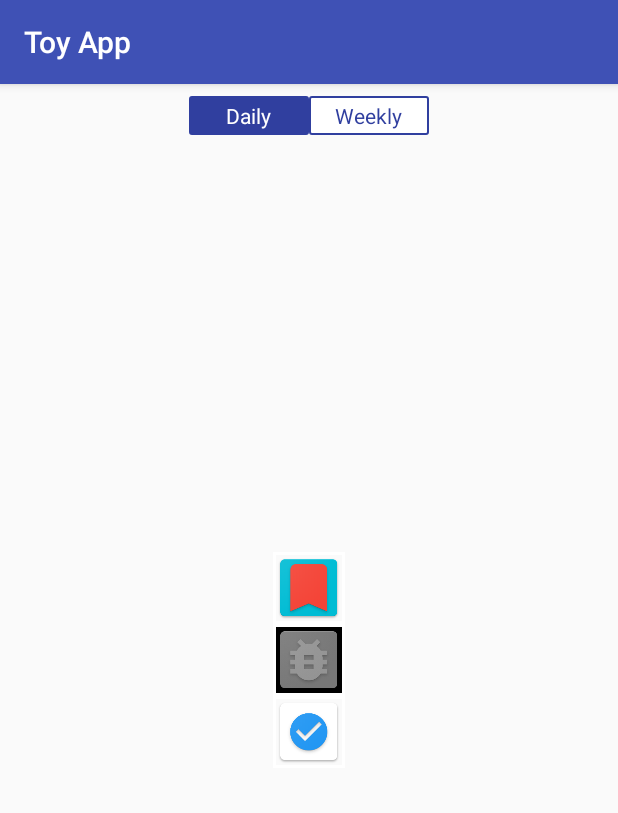
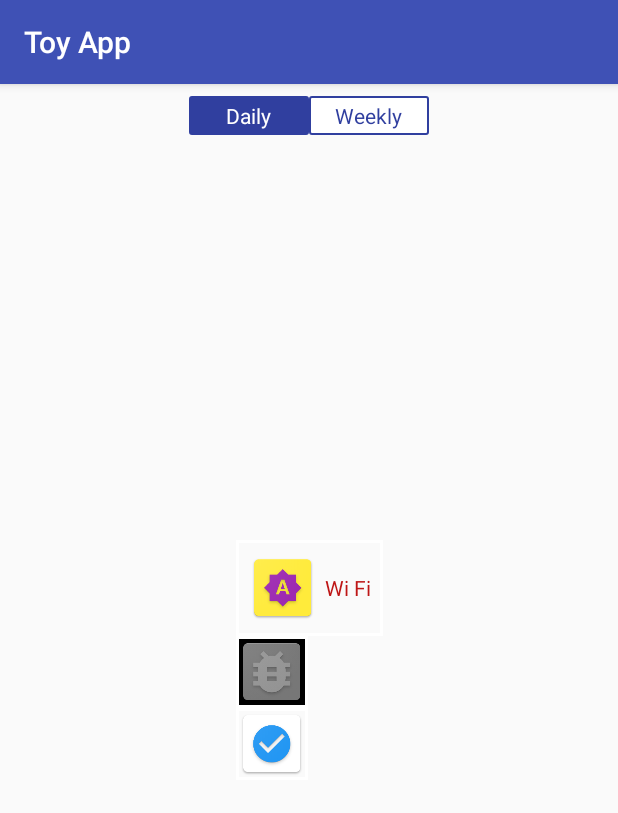
Before and after one commit to omega9999/ToyApp, an Android app: the CustomRadioButtonActivity screen opened directly, with no data from a screen before it, on a phone screen of 412 x 824 dp. Shown: the top 813 px of the screen. Run offline under Robolectric (Android 15) with nearby library versions, the light colour scheme and no system bars; our stand-ins replace sdp/ssp sizes.

Commit message:
add radio button with variable border, image and text color

```diff
--- a/app/src/main/java/com/example/android/toyapp/activity/CustomRadioButtonActivity.java
+++ b/app/src/main/java/com/example/android/toyapp/activity/CustomRadioButtonActivity.java
@@ -50,8 +50,8 @@ public class CustomRadioButtonActivity extends AppCompatActivity {
         radioButton.setClickable(true);
         radioButton.setFocusable(true);
         radioButton.getBackground().setColorFilter(cf);
-        radioButton.setOnClickListener(v -> Toast.makeText(CustomRadioButtonActivity.this, "Click on radio button disabled", Toast.LENGTH_SHORT).show());
-        radioButton.setOnTouchListener((v,t) -> {Toast.makeText(CustomRadioButtonActivity.this, "Click on radio button disabled", Toast.LENGTH_SHORT).show();return true;});
+        radioButton.setOnClickListener(v -> Toast.makeText(CustomRadioButtonActivity.this, "OnClickListener: Click on radio button disabled", Toast.LENGTH_SHORT).show());
+        radioButton.setOnTouchListener((v,t) -> {Toast.makeText(CustomRadioButtonActivity.this, "OnTouchListener: Click on radio button disabled", Toast.LENGTH_SHORT).show();radioButton.performClick();return true;});
     }
 
     private void hidden(@NonNull final RadioButton radioButton) {
--- /dev/null
+++ b/app/src/main/res/color/radio_flat_text_selector_1.xml
@@ -0,0 +1,5 @@
+<?xml version="1.0" encoding="utf-8"?>
+<selector xmlns:android="http://schemas.android.com/apk/res/android">
+    <item android:color="#BE1616" android:state_checked="false" />
+    <item android:color="#03520B" android:state_checked="true" />
+</selector>
--- a/app/src/main/res/drawable/radio_button_1.xml
+++ /dev/null
@@ -1,5 +0,0 @@
-<?xml version="1.0" encoding="utf-8"?>
-<selector xmlns:android="http://schemas.android.com/apk/res/android">
-    <item android:drawable="@drawable/radio_1_selected" android:state_checked="true" />
-    <item android:drawable="@drawable/radio_1_regular" />
-</selector>
--- /dev/null
+++ b/app/src/main/res/drawable/radio_button_1_background.xml
@@ -0,0 +1,21 @@
+<?xml version="1.0" encoding="utf-8"?>
+<selector xmlns:android="http://schemas.android.com/apk/res/android">
+    <item android:state_checked="true">
+        <layer-list>
+            <item>
+                <shape android:shape="rectangle">
+                    <stroke android:width="2dp" android:color="#ff0000" />
+                </shape>
+            </item>
+        </layer-list>
+    </item>
+    <item>
+        <layer-list>
+            <item>
+                <shape android:shape="rectangle">
+                    <stroke android:width="2dp" android:color="#ffffff" />
+                </shape>
+            </item>
+        </layer-list>
+    </item>
+</selector>
--- /dev/null
+++ b/app/src/main/res/drawable/radio_button_1_image.xml
@@ -0,0 +1,17 @@
+<?xml version="1.0" encoding="utf-8"?>
+<selector xmlns:android="http://schemas.android.com/apk/res/android">
+    <item android:state_checked="true">
+        <layer-list>
+            <item>
+                <bitmap android:gravity="center" android:src="@drawable/ic_radio_button_3" />
+            </item>
+        </layer-list>
+    </item>
+    <item>
+        <layer-list>
+            <item>
+                <bitmap android:gravity="center" android:src="@drawable/ic_radio_button_2" />
+            </item>
+        </layer-list>
+    </item>
+</selector>
--- a/app/src/main/res/layout/activity_custom_radio_button.xml
+++ b/app/src/main/res/layout/activity_custom_radio_button.xml
@@ -27,42 +27,50 @@
         <RadioButton
             android:id="@+id/radio1"
             android:layout_width="wrap_content"
+            android:layout_height="wrap_content"
+            android:background="@drawable/radio_button_1_background"
+            android:button="@android:color/transparent"
+            android:clickable="true"
+            android:focusable="true"
             android:gravity="center"
-            android:layout_height="wrap_content"
             android:padding="8dp"
-            android:background="@drawable/radio_button_1"
-            android:button="@android:color/transparent"
-             />
+            android:drawableStart="@drawable/radio_button_1_image"
+            android:drawablePadding="4dp"
+            android:textColor="@color/radio_flat_text_selector_1"
+            android:text="Wi Fi"/>
 
         <RadioButton
             android:id="@+id/radio2"
             android:layout_width="wrap_content"
-            android:gravity="center"
             android:layout_height="wrap_content"
-            android:padding="8dp"
             android:background="@drawable/radio_button_2"
             android:button="@android:color/transparent"
-            />
+            android:clickable="true"
+            android:focusable="true"
+            android:gravity="center"
+            android:padding="8dp" />
 
         <RadioButton
             android:id="@+id/radio3"
             android:layout_width="wrap_content"
-            android:gravity="center"
             android:layout_height="wrap_content"
-            android:padding="8dp"
             android:background="@drawable/radio_button_3"
             android:button="@android:color/transparent"
-            />
+            android:clickable="true"
+            android:focusable="true"
+            android:gravity="center"
+            android:padding="8dp" />
 
         <RadioButton
             android:id="@+id/radio4"
             android:layout_width="wrap_content"
-            android:gravity="center"
             android:layout_height="wrap_content"
-            android:padding="8dp"
             android:background="@drawable/radio_button_4"
             android:button="@android:color/transparent"
-            />
+            android:clickable="true"
+            android:focusable="true"
+            android:gravity="center"
+            android:padding="8dp" />
     </RadioGroup>
 
     <RadioGroup
@@ -84,11 +92,11 @@
         <RadioButton
             android:id="@+id/radio0bis"
             android:layout_width="@dimen/_80sdp"
-            android:gravity="center"
             android:layout_height="wrap_content"
             android:background="@drawable/radio_flat_selector"
             android:button="@android:color/transparent"
             android:checked="true"
+            android:gravity="center"
             android:paddingLeft="@dimen/_16sdp"
             android:paddingTop="@dimen/_3sdp"
             android:paddingRight="@dimen/_16sdp"
@@ -98,11 +106,11 @@
 
         <RadioButton
             android:id="@+id/radio1bis"
-            android:gravity="center"
             android:layout_width="@dimen/_80sdp"
             android:layout_height="wrap_content"
             android:background="@drawable/radio_flat_selector"
             android:button="@android:color/transparent"
+            android:gravity="center"
             android:paddingLeft="@dimen/_16sdp"
             android:paddingTop="@dimen/_3sdp"
             android:paddingRight="@dimen/_16sdp"
```
